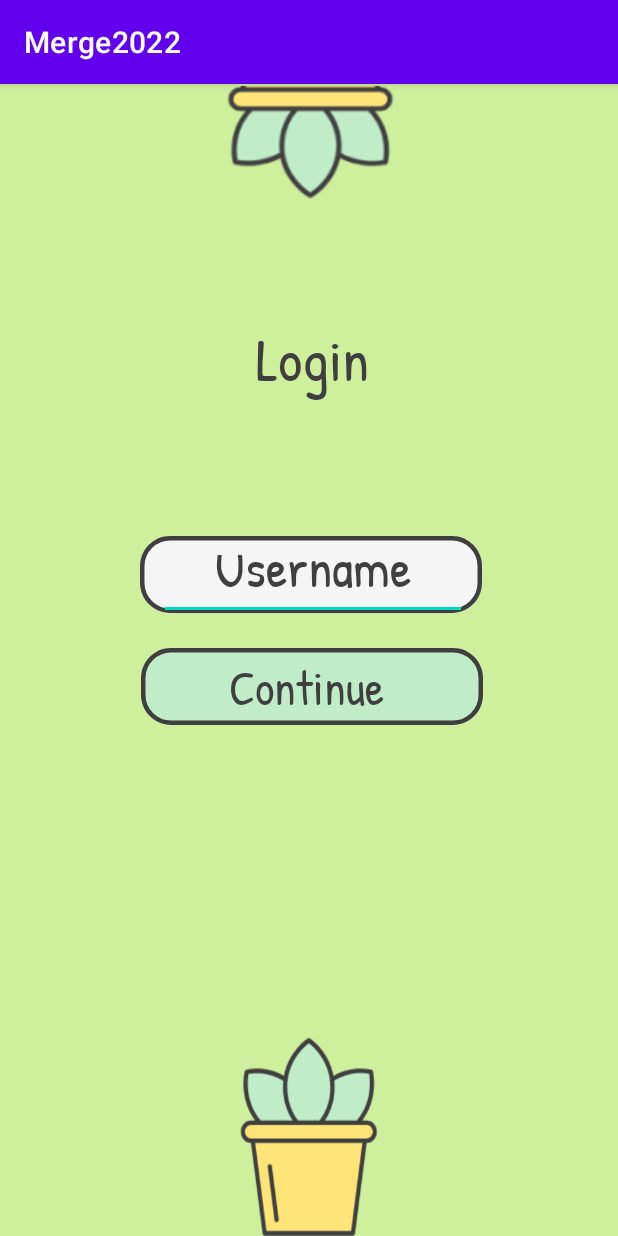
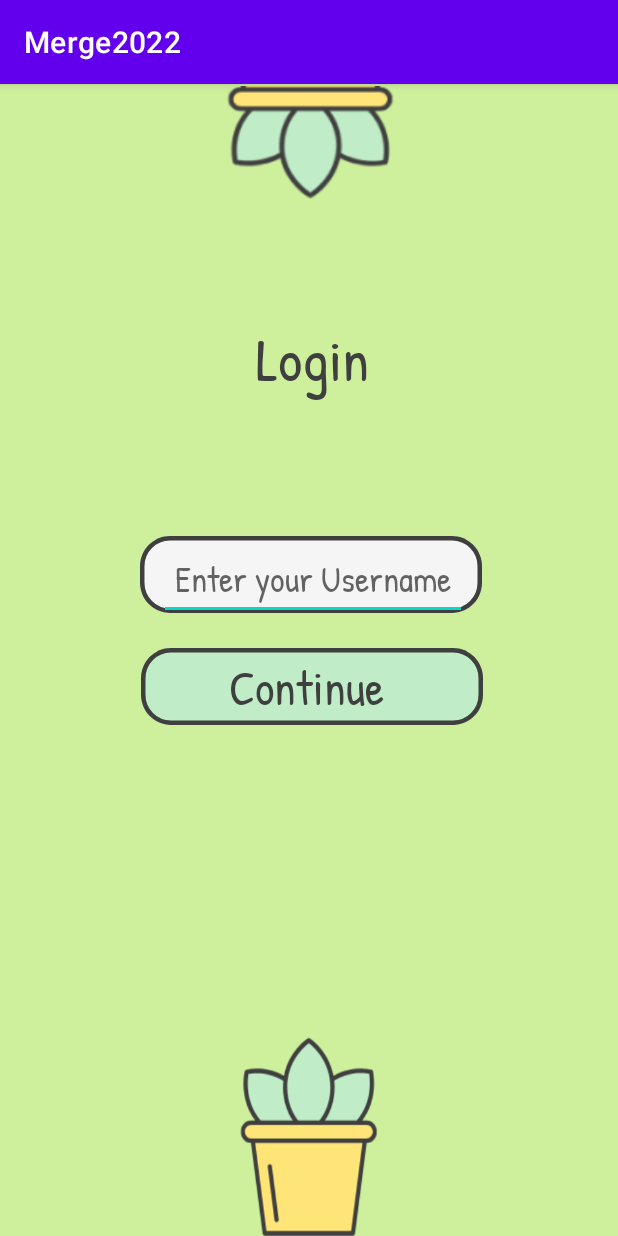
Before and after one commit to rgudla3/Merge22, an Android app: the Login screen opened directly, with no data from a screen before it, on a phone screen of 412 x 824 dp. Run offline under Robolectric (Android 15) with nearby library versions, the phone set to English and light mode, and no system bars.

Commit message:
changed username field

```diff
--- a/app/src/main/res/layout/login_screen.xml
+++ b/app/src/main/res/layout/login_screen.xml
@@ -98,9 +98,9 @@
         android:layout_marginTop="304dp"
         android:fontFamily="@font/patrick"
         android:gravity="center"
-        android:text="Username"
+        android:hint="Enter your Username"
         android:textColor="#3F3F3F"
-        android:textSize="36sp" />
+        android:textSize="24sp" />
 
 
 </RelativeLayout>
```
